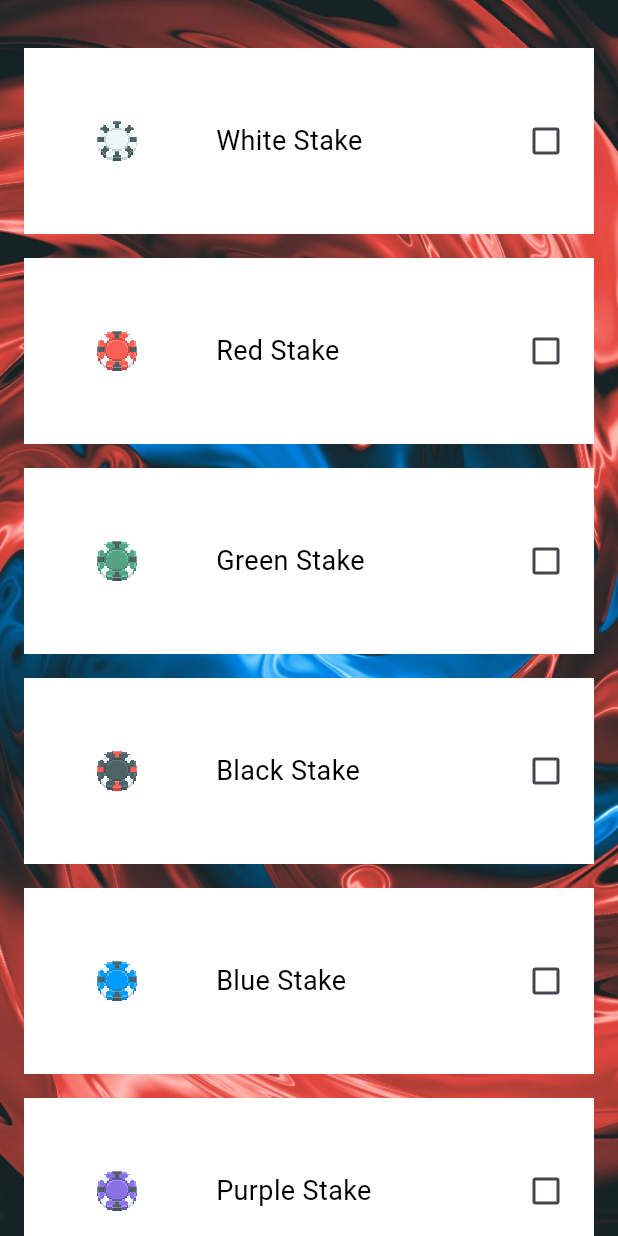
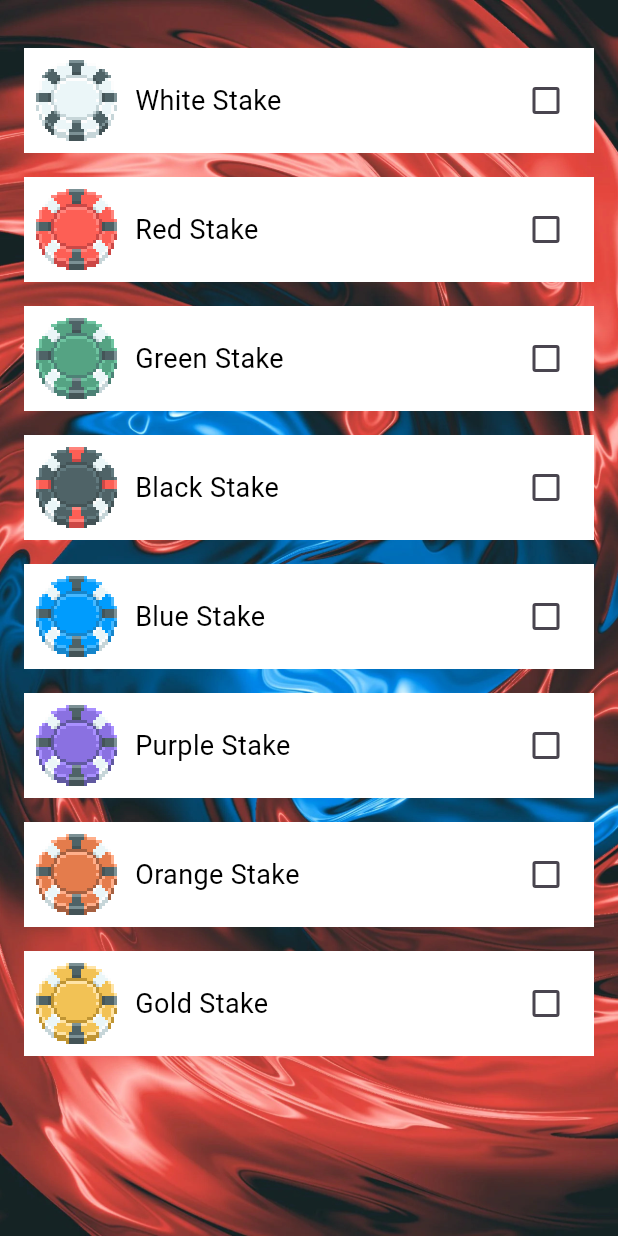
Before and after one commit to TessaChessnoe/balatodo, a Flutter app: the screen it shows after launch, on a phone screen of 412 x 824 dp. Run offline on Flutter 3.47's test engine with Material 3 defaults, Android fonts, the phone set to English and light mode, and no system bars; our stand-ins replace audioplayers.

Commit message:
Sounds only play on checking stakes, not unchecking.

```diff
--- a/lib/main.dart
+++ b/lib/main.dart
@@ -1,5 +1,6 @@
 import 'package:flutter/material.dart';
 import 'package:audioplayers/audioplayers.dart';
+import 'package:flutter/services.dart';
 
 void main() {
   runApp(
@@ -14,7 +15,7 @@ void main() {
 }
 
 class PixelArtConfig {
-  static const double globalScale = 4.0; // Default scale for pixel art
+  static const double globalScale = 2.0; // Default scale for pixel art
   static const double basePixelSize = 27.0;
 }
 
@@ -106,11 +107,26 @@ class _CheckboxScreenState extends State<CheckboxScreen> {
     await _audioPlayer.play(AssetSource(relativePath));
   }
 
-  void _toggleCheckbox(int index) {
+  void _toggleCheckbox(int index) async {
     setState(() {
       items[index].isChecked = !items[index].isChecked;
     });
-    _playSound(items[index].soundPath);
+    // Only play sound if item is being checked
+    if (items[index].isChecked) {
+      _playSound(items[index].soundPath);
+
+      final completed = items.where((item) => item.isChecked).length;
+      // Vary vibration based on how many items are checked
+      if (completed >= 6) {
+        await HapticFeedback.heavyImpact(); // Strong feedback
+      } else if (completed >= 3) {
+        await HapticFeedback.mediumImpact(); // Medium feedback
+      } else {
+        await HapticFeedback.lightImpact(); // Light feedback
+      }
+    } else {
+      await HapticFeedback.selectionClick(); // Gentle vibration on uncheck
+    }
   }
 
   @override
@@ -125,7 +141,6 @@ class _CheckboxScreenState extends State<CheckboxScreen> {
       body: Stack(
         children: [
           Positioned.fill(
-            // Fit background to display dims and center
             child: FittedBox(
               fit: BoxFit.cover,
               alignment: Alignment.center,
@@ -149,12 +164,17 @@ class _CheckboxScreenState extends State<CheckboxScreen> {
                     mainAxisAlignment: MainAxisAlignment.center,
                     crossAxisAlignment: CrossAxisAlignment.center,
                     children: [
-                      Image.asset(
-                        item.imagePath,
-                        width: displaySize,
-                        height: displaySize,
-                        filterQuality: FilterQuality.none,
-                        isAntiAlias: false,
+                      ClipRect(
+                        child: SizedBox(
+                          width: displaySize,
+                          height: displaySize,
+                          child: Image.asset(
+                            item.imagePath,
+                            fit: BoxFit.cover, // crop to fill space
+                            filterQuality: FilterQuality.none,
+                            isAntiAlias: false,
+                          ),
+                        ),
                       ),
                       SizedBox(width: 12),
                       Expanded(
```
